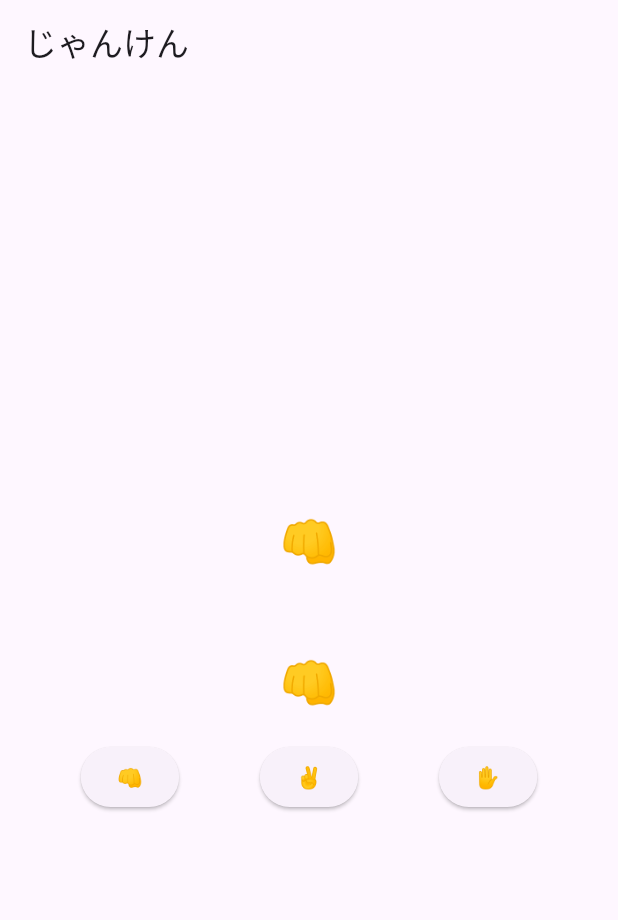
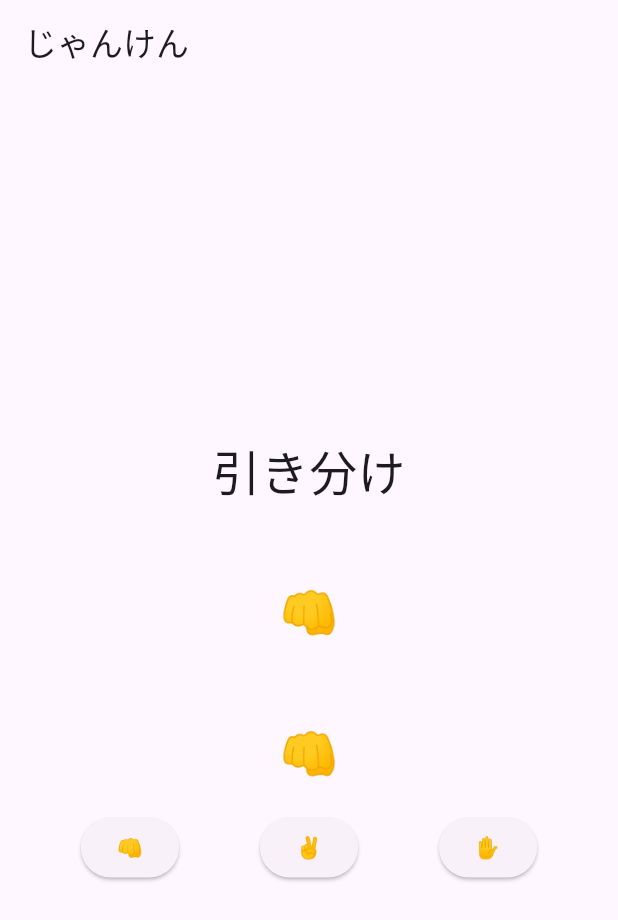
Before and after one commit to kazuhira123/janken, a Flutter app: the screen it shows after launch, on a phone screen of 412 x 824 dp. Shown: the top 920 px of the screen. Run offline on Flutter 3.47's test engine with Material 3 defaults, Android fonts, the phone set to English and light mode, and no system bars.

Commit message:
Added variable to hold the win/loss decision and the function to display the win/loss.

```diff
--- a/lib/main.dart
+++ b/lib/main.dart
@@ -33,6 +33,8 @@ class _JankenPageState extends State<JankenPage> {
   String myHand = '👊';
 
   String computerHand = '👊';
+
+  String jankenResult = '引き分け';
 
 //帰り値の型 関数名 (引数の型 引数名) {関数の処理}のルールで記述する
   void selectHand(String selectedHand) {
@@ -74,6 +76,15 @@ class _JankenPageState extends State<JankenPage> {
         child: Column(
           mainAxisAlignment: MainAxisAlignment.center,
           children: [
+            Text(
+              jankenResult,
+              style: TextStyle(
+                fontSize: 32,
+              ),
+            ),
+            SizedBox(
+              height: 48,
+            ),
             Text(
               computerHand,
               style: TextStyle(
```
